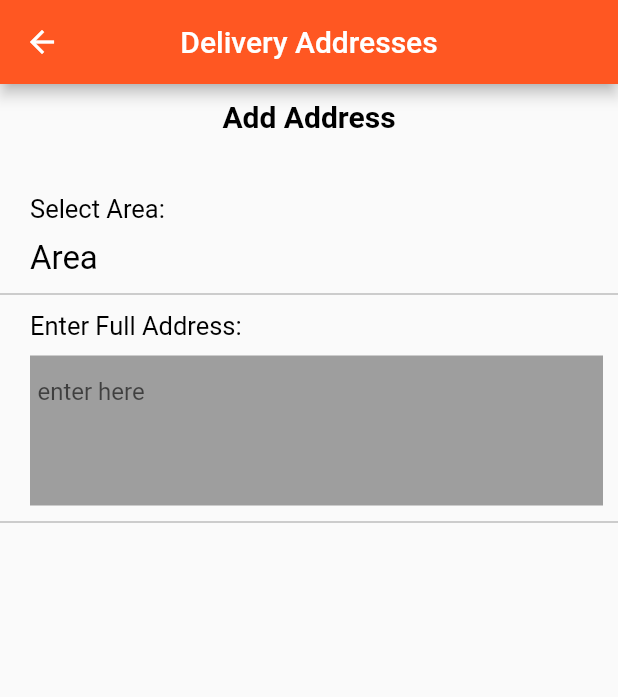
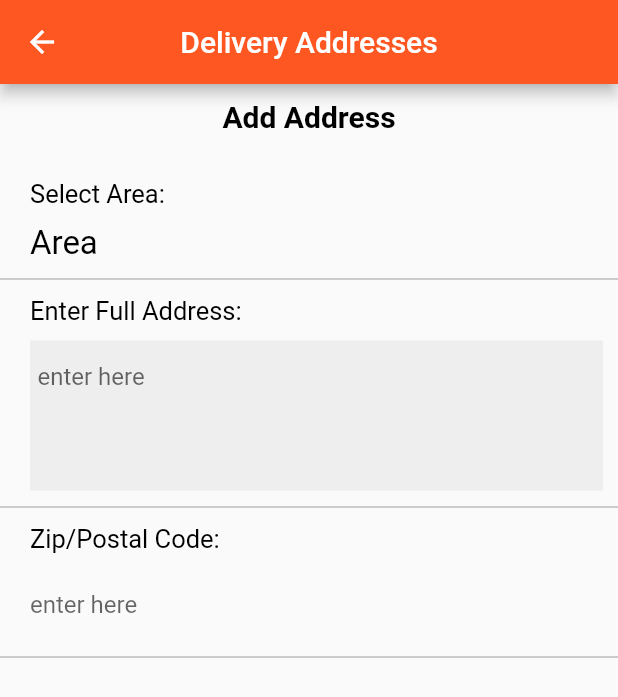
Before and after one commit to rahul-smash/restroappFlutter_dharmikBazar_resined, a Flutter app: the SaveDeliveryAddress screen opened directly, on a phone screen of 412 x 824 dp. Shown: the top 697 px of the screen. Run offline on Flutter 3.47's test engine with Material 2 defaults, Android fonts, the phone set to English and light mode, and no system bars; our stand-ins replace carousel_slider, dio, fluttertoast, shared_preferences, sqflite; missing offline and left inert: device_id; accounts and stored records are empty; network calls fail.

Commit message:
add address ui done

```diff
--- a/lib/src/Screens/SaveDeliveryAddress.dart
+++ b/lib/src/Screens/SaveDeliveryAddress.dart
@@ -9,6 +9,8 @@ class _SaveDeliveryAddressState extends State<SaveDeliveryAddress> {
   @override
   Widget build(BuildContext context) {
     return Scaffold(
+      resizeToAvoidBottomInset: false, // set it to false
+      //body: SingleChildScrollView(child: YourBody()),
       appBar: AppBar(
           title: Text('Delivery Addresses'),
           centerTitle: true,
@@ -33,7 +35,7 @@ class _SaveDeliveryAddressState extends State<SaveDeliveryAddress> {
             ),
           ),
           Padding(
-            padding: EdgeInsets.fromLTRB(20, 30, 10, 10),
+            padding: EdgeInsets.fromLTRB(20, 20, 10, 10),
             child: InkWell(
               onTap: () {
                 print("Select Area click");
@@ -82,7 +84,7 @@ class _SaveDeliveryAddressState extends State<SaveDeliveryAddress> {
                     child: Align(
                       alignment: Alignment.topLeft,
                       child: new Container(
-                        color: Colors.grey,
+                        color: Colors.grey[200],
                         height: 100.0,
                         child: new TextField(
                           keyboardType: TextInputType.multiline,
@@ -102,6 +104,42 @@ class _SaveDeliveryAddressState extends State<SaveDeliveryAddress> {
             ),
           ),
           Divider(color: Colors.grey, height: 2.0),
+          Padding(
+            padding: EdgeInsets.fromLTRB(20, 10, 10, 10),
+            child: InkWell(
+              onTap: () {
+                print("zip/postal code");
+              },
+              child: Column(
+                children: <Widget>[
+                  Align(
+                    alignment: Alignment.topLeft,
+                    child: new Text(
+                      "Zip/Postal Code:",
+                      style: TextStyle(color: Colors.black, fontSize: 17.0),
+                    ),
+                  ),
+                  Padding(
+                    padding: EdgeInsets.fromLTRB(0, 10, 0, 0),
+                    child: Align(
+                      alignment: Alignment.topLeft,
+                      child: new Container(
+                        child: new TextField(
+                          keyboardType: TextInputType.number,
+                          decoration: new InputDecoration(
+                              border: InputBorder.none,
+                              focusedBorder: InputBorder.none,
+                              contentPadding: EdgeInsets.only( left: 0, bottom: 0, top: 0, right: 0),
+                              hintText: 'enter here'),
+                        ),
+                      ),
+                    ),
+                  ),
+                ],
+              ),
+            ),
+          ),
+          Divider(color: Colors.grey, height: 2.0),
         ],
       ),
     );
```
